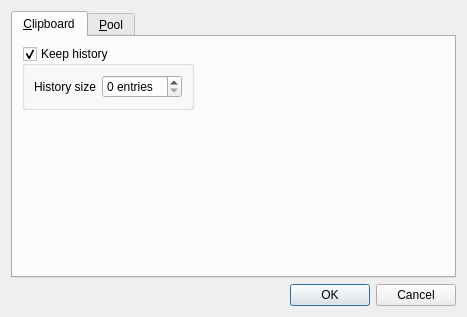
Old version of the form src/SettingsDialog.ui in the repository aither64/haveclip-core.
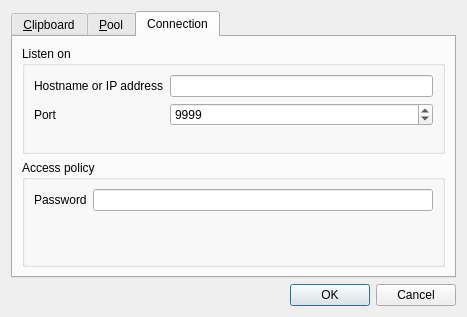
New version of the form. The open tabs and pages were chosen to show the change. Icons and pictures are not drawn.

Commit message: Add settings for host and port to listen on

```diff
--- a/src/SettingsDialog.ui
+++ b/src/SettingsDialog.ui
@@ -114,6 +114,77 @@
        </item>
       </layout>
      </widget>
+     <widget class="QWidget" name="tab_3">
+      <attribute name="title">
+       <string>Connection</string>
+      </attribute>
+      <layout class="QVBoxLayout" name="verticalLayout_4">
+       <item>
+        <widget class="QGroupBox" name="groupBox">
+         <property name="title">
+          <string>Listen on</string>
+         </property>
+         <layout class="QFormLayout" name="formLayout_4">
+          <property name="fieldGrowthPolicy">
+           <enum>QFormLayout::AllNonFixedFieldsGrow</enum>
+          </property>
+          <item row="0" column="0">
+           <widget class="QLabel" name="hostnameOrIPAddressLabel">
+            <property name="text">
+             <string>Hostname or IP address</string>
+            </property>
+           </widget>
+          </item>
+          <item row="0" column="1">
+           <widget class="QLineEdit" name="hostLineEdit"/>
+          </item>
+          <item row="1" column="0">
+           <widget class="QLabel" name="portLabel">
+            <property name="text">
+             <string>Port</string>
+            </property>
+           </widget>
+          </item>
+          <item row="1" column="1">
+           <widget class="QSpinBox" name="portSpinBox">
+            <property name="minimum">
+             <number>1025</number>
+            </property>
+            <property name="maximum">
+             <number>65535</number>
+            </property>
+            <property name="value">
+             <number>9999</number>
+            </property>
+           </widget>
+          </item>
+         </layout>
+        </widget>
+       </item>
+       <item>
+        <widget class="QGroupBox" name="groupBox_2">
+         <property name="title">
+          <string>Access policy</string>
+         </property>
+         <layout class="QFormLayout" name="formLayout_3">
+          <property name="fieldGrowthPolicy">
+           <enum>QFormLayout::AllNonFixedFieldsGrow</enum>
+          </property>
+          <item row="0" column="0">
+           <widget class="QLabel" name="passwordLabel">
+            <property name="text">
+             <string>Password</string>
+            </property>
+           </widget>
+          </item>
+          <item row="0" column="1">
+           <widget class="QLineEdit" name="passwordLineEdit"/>
+          </item>
+         </layout>
+        </widget>
+       </item>
+      </layout>
+     </widget>
     </widget>
    </item>
    <item>
```
The commit also changes 4 other files.
